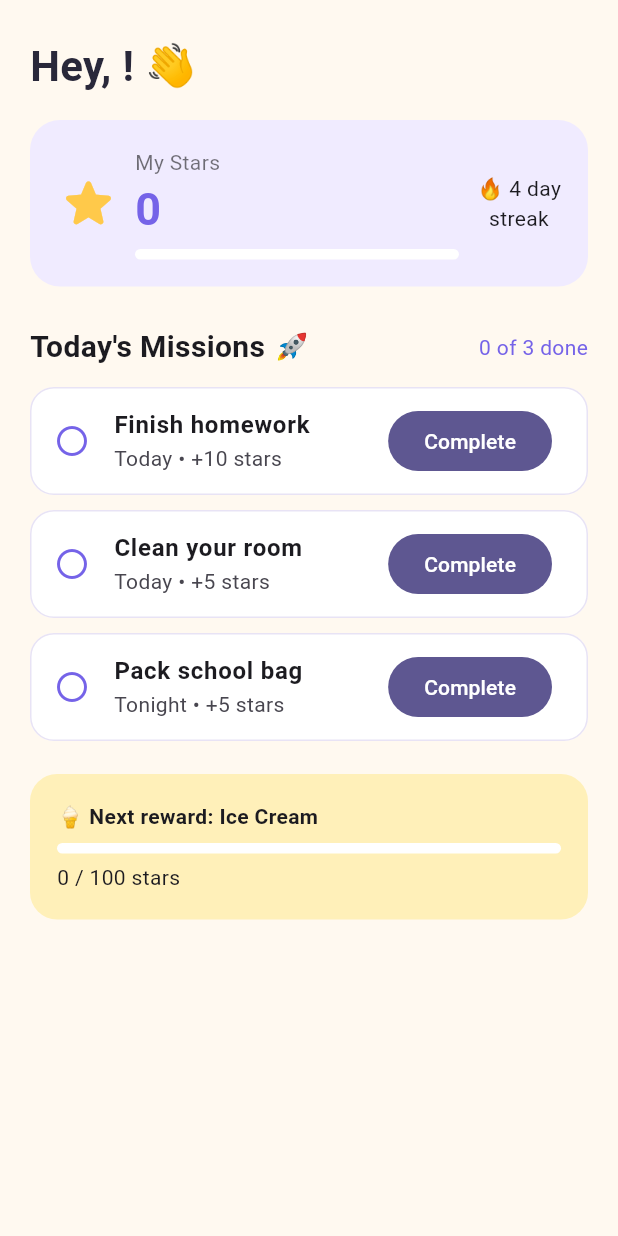
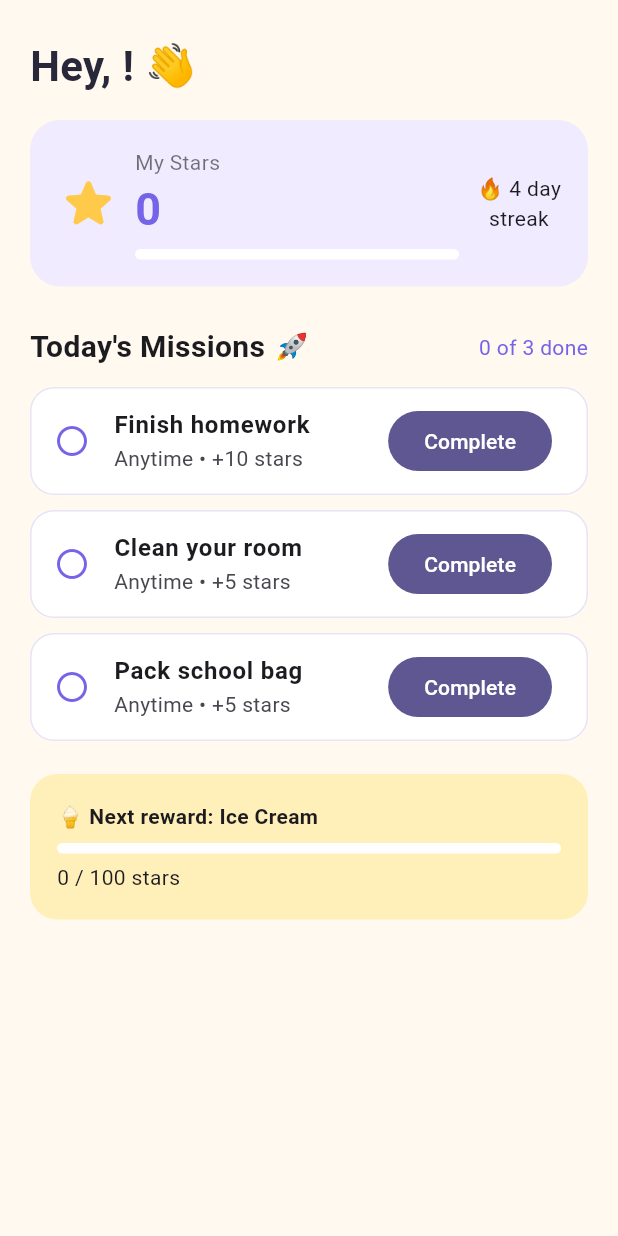
Before and after one commit to SarahAlkhalifah7/SWE463-MobileApplicationDevelopment, a Flutter app: the ChildTasksScreen screen opened directly with empty values, on a phone screen of 412 x 824 dp. Run offline on Flutter 3.47's test engine with Material 3 defaults, Android fonts, the phone set to English and light mode, and no system bars; our stand-ins replace image_picker, shared_preferences; accounts and stored records are empty.

Commit message:
Expand Task model with priority, due date, recurrence and JSON support

```diff
--- a/taskarro/lib/models/task.dart
+++ b/taskarro/lib/models/task.dart
@@ -1,19 +1,160 @@
+// How important a task is. The parent picks one of these in Add / Edit Task.
+enum TaskPriority {
+  low('Low'),
+  normal('Normal'),
+  high('High');
+
+  const TaskPriority(this.label);
+
+  // Text shown on screen, e.g. "High"
+  final String label;
+}
+
+// How often a task repeats.
+enum TaskRecurrence {
+  never('Never'),
+  daily('Daily'),
+  weekly('Weekly'),
+  custom('Custom');
+
+  const TaskRecurrence(this.label);
+
+  final String label;
+}
+
 class Task {
   Task({
     required this.id,
     required this.childId,
     required this.title,
     required this.stars,
+    this.icon = '📝',
+    this.priority = TaskPriority.normal,
+    this.dueDate,
+    this.recurrence = TaskRecurrence.never,
+    this.customDays = const [],
     this.isCompleted = false,
-    this.priority = 'Normal',
-    this.dueLabel = 'Today',
-  });
+    this.completedAt,
+    DateTime? createdAt,
+  }) : createdAt = createdAt ?? DateTime.now();
 
   final String id;
+
+  // The child this task belongs to (we use the child's access code).
   final String childId;
+
   final String title;
+
+  // Emoji shown next to the task, e.g. '📚' or '🧹'
+  final String icon;
+
+  // Stars the child earns when the task is completed
   final int stars;
+
+  final TaskPriority priority;
+
+  // null means the task can be done anytime
+  final DateTime? dueDate;
+
+  final TaskRecurrence recurrence;
+
+  // Only used when recurrence is custom.
+  // Uses DateTime.weekday numbers: 1 = Monday ... 7 = Sunday
+  final List<int> customDays;
+
+  // Not final because the child marks the task as completed
   bool isCompleted;
-  final String priority;
-  final String dueLabel;
+  DateTime? completedAt;
+
+  final DateTime createdAt;
+
+  // Short text for the due date: "Anytime", "Today", "Tomorrow" or "14 Nov"
+  String get dueLabel {
+    if (dueDate == null) return 'Anytime';
+
+    final now = DateTime.now();
+    final today = DateTime(now.year, now.month, now.day);
+    final due = DateTime(dueDate!.year, dueDate!.month, dueDate!.day);
+    final difference = due.difference(today).inDays;
+
+    if (difference == 0) return 'Today';
+    if (difference == 1) return 'Tomorrow';
+
+    const months = [
+      'Jan', 'Feb', 'Mar', 'Apr', 'May', 'Jun',
+      'Jul', 'Aug', 'Sep', 'Oct', 'Nov', 'Dec',
+    ];
+    return '${due.day} ${months[due.month - 1]}';
+  }
+
+  // Creates a copy of this task with some fields changed.
+  // Used when the parent edits a task.
+  Task copyWith({
+    String? childId,
+    String? title,
+    String? icon,
+    int? stars,
+    TaskPriority? priority,
+    DateTime? dueDate,
+    bool clearDueDate = false,
+    TaskRecurrence? recurrence,
+    List<int>? customDays,
+    bool? isCompleted,
+    DateTime? completedAt,
+  }) {
+    return Task(
+      id: id,
+      childId: childId ?? this.childId,
+      title: title ?? this.title,
+      icon: icon ?? this.icon,
+      stars: stars ?? this.stars,
+      priority: priority ?? this.priority,
+      dueDate: clearDueDate ? null : (dueDate ?? this.dueDate),
+      recurrence: recurrence ?? this.recurrence,
+      customDays: customDays ?? this.customDays,
+      isCompleted: isCompleted ?? this.isCompleted,
+      completedAt: completedAt ?? this.completedAt,
+      createdAt: createdAt,
+    );
+  }
+
+  // Convert Task object to JSON (to save it in SharedPreferences)
+  Map<String, dynamic> toJson() {
+    return {
+      'id': id,
+      'childId': childId,
+      'title': title,
+      'icon': icon,
+      'stars': stars,
+      'priority': priority.name,
+      'dueDate': dueDate?.toIso8601String(),
+      'recurrence': recurrence.name,
+      'customDays': customDays,
+      'isCompleted': isCompleted,
+      'completedAt': completedAt?.toIso8601String(),
+      'createdAt': createdAt.toIso8601String(),
+    };
+  }
+
+  // Convert JSON back to Task object
+  factory Task.fromJson(Map<String, dynamic> json) {
+    return Task(
+      id: json['id'] as String,
+      childId: json['childId'] as String,
+      title: json['title'] as String,
+      icon: json['icon'] as String? ?? '📝',
+      stars: json['stars'] as int,
+      priority: TaskPriority.values.byName(json['priority'] as String),
+      dueDate: json['dueDate'] == null
+          ? null
+          : DateTime.parse(json['dueDate'] as String),
+      recurrence: TaskRecurrence.values.byName(json['recurrence'] as String),
+      customDays: List<int>.from(json['customDays'] as List? ?? []),
+      isCompleted: json['isCompleted'] as bool? ?? false,
+      completedAt: json['completedAt'] == null
+          ? null
+          : DateTime.parse(json['completedAt'] as String),
+      createdAt: DateTime.parse(json['createdAt'] as String),
+    );
+  }
 }
--- a/taskarro/lib/screens/child_tasks.dart
+++ b/taskarro/lib/screens/child_tasks.dart
@@ -33,7 +33,6 @@ class _ChildTasksScreenState extends State<ChildTasksScreen> {
       childId: 'demo-child',
       title: 'Pack school bag',
       stars: 5,
-      dueLabel: 'Tonight',
     ),
   ];
 
```
